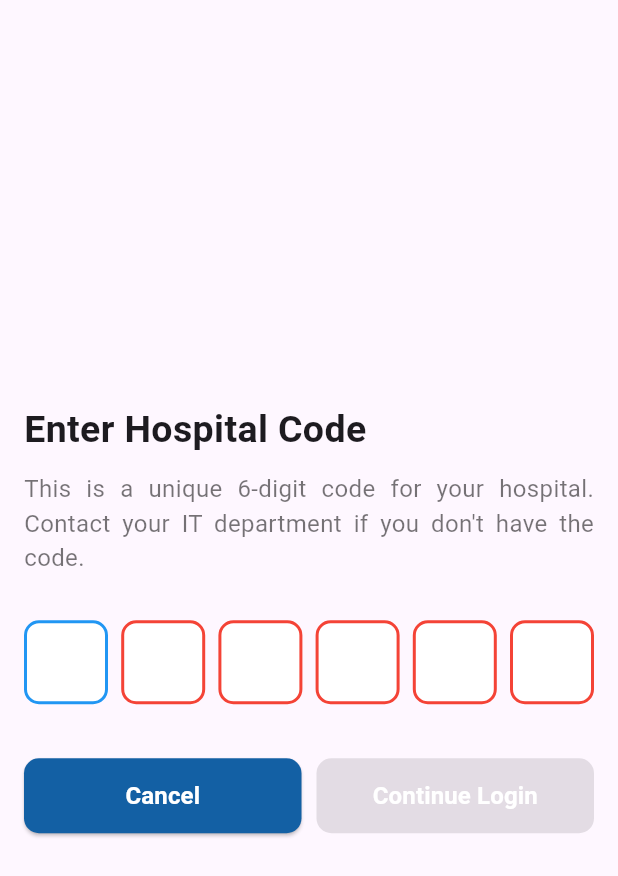
After one commit to dillishresthadev/DynamicEmrMobileApp, a Flutter app: the HospitalCodeScreen screen opened by its route, on a phone screen of 412 x 824 dp. The commit adds this screen. Shown: the top 876 px of the screen. Run offline on Flutter 3.47's test engine with Material 3 defaults, Android fonts, the phone set to English and light mode, and no system bars; drawn by our look-alikes of pin_code_fields; our stand-ins replace connectivity_plus, dio, equatable, flutter_bloc, get_it.

Commit message:
Added Auth Bloc,handle hospital base URL API call , added DI for blocs

```diff
--- a/lib/core/constants/api_constants.dart
+++ b/lib/core/constants/api_constants.dart
@@ -1,7 +1,6 @@
 class ApiConstants {
-  static const String baseUrl =
-      "https://developmentapiconnector.dynamicemr.net";
-  static const String hospitalBaseURL = "/api/CodeUrl/";
+  static const String hospitalCodeURL =
+      "https://developmentapiconnector.dynamicemr.net/api/CodeUrl/";
 
   // Account
   static const String getUserBranches = "/Account/GetUserBranches";
--- a/lib/features/auth/data/repositories/user_repositories_impl.dart
+++ b/lib/features/auth/data/repositories/user_repositories_impl.dart
@@ -10,6 +10,12 @@ class UserRepositoriesImpl extends UserRepository {
   final UserRemoteDataSource remoteDataSource;
 
   UserRepositoriesImpl({required this.remoteDataSource});
+  @override
+  Future<String> getHospitalBaseUrl({required String hospitalCode}) async {
+    final url = await remoteDataSource.getHospitalBaseURL(hospitalCode);
+    return url;
+  }
+
   @override
   Future<LoginResponseEntity> login({
     required String username,
--- a/lib/features/auth/domain/repositories/user_repository.dart
+++ b/lib/features/auth/domain/repositories/user_repository.dart
@@ -3,7 +3,11 @@ import 'package:dynamic_emr/features/auth/domain/entities/user_branch_entity.dar
 import 'package:dynamic_emr/features/auth/domain/entities/user_financial_year_entity.dart';
 
 abstract class UserRepository {
-  Future<LoginResponseEntity> login({ required String username,required String password});
+  Future<String> getHospitalBaseUrl({required String hospitalCode});
+  Future<LoginResponseEntity> login({
+    required String username,
+    required String password,
+  });
   Future<void> logout();
   Future<String?> refreshToken({required String refreshToken});
   Future<List<UserBranchEntity>> getUserBranches();
--- /dev/null
+++ b/lib/features/auth/domain/usecases/fetch_hospital_base_url_usecase.dart
@@ -0,0 +1,11 @@
+import 'package:dynamic_emr/features/auth/domain/repositories/user_repository.dart';
+
+class FetchHospitalBaseUrlUsecase {
+  final UserRepository repository;
+
+  FetchHospitalBaseUrlUsecase({required this.repository});
+
+  Future<String> call(String hospitalCode) {
+    return repository.getHospitalBaseUrl(hospitalCode: hospitalCode);
+  }
+}
--- /dev/null
+++ b/lib/features/auth/presentation/bloc/auth_bloc.dart
@@ -0,0 +1,55 @@
+import 'dart:async';
+import 'dart:developer';
+
+import 'package:dynamic_emr/features/auth/domain/entities/login_response_entity.dart';
+import 'package:dynamic_emr/features/auth/domain/entities/user_entity.dart';
+import 'package:dynamic_emr/features/auth/domain/usecases/fetch_hospital_base_url_usecase.dart';
+import 'package:dynamic_emr/features/auth/domain/usecases/login_usecase.dart';
+import 'package:equatable/equatable.dart';
+import 'package:flutter_bloc/flutter_bloc.dart';
+
+part 'auth_event.dart';
+part 'auth_state.dart';
+
+class AuthBloc extends Bloc<AuthEvent, AuthState> {
+  final LoginUsecase loginUsecase;
+  final FetchHospitalBaseUrlUsecase hospitalBaseUrlUsecase;
+  AuthBloc({required this.loginUsecase, required this.hospitalBaseUrlUsecase})
+    : super(AuthInitialState()) {
+    on<LoginEvent>(_onLogin);
+    on<GetHospitalBaseUrlEvent>(_onGetHospitalBaseUrl);
+  }
+
+  Future<void> _onLogin(LoginEvent event, Emitter<AuthState> emit) async {
+    emit(AuthLoadingState());
+    try {
+      final loginResponse = await loginUsecase.call(
+        UserEntity(username: event.username, password: event.password),
+      );
+      log('Login successful');
+      emit(AuthLoginSuccessState(loginResponse: loginResponse));
+    } catch (e) {
+      log('Login error: $e');
+
+      emit(AuthErrorState(errorMessage: "Login Failed : $e"));
+    }
+  }
+
+  FutureOr<void> _onGetHospitalBaseUrl(
+    GetHospitalBaseUrlEvent event,
+    Emitter<AuthState> emit,
+  ) async {
+    emit(AuthLoadingState());
+    try {
+      final hospitalBaseUrl = await hospitalBaseUrlUsecase.call(
+        event.hospitalCode,
+      );
+      log("Hospital Base URL $hospitalBaseUrl");
+      // save hospital base URL for future API calls
+      emit(HospitalBaseUrlSuccessState());
+    } catch (e) {
+      log('Login error: $e');
+      emit(AuthErrorState(errorMessage: "Login Failed : $e"));
+    }
+  }
+}
--- /dev/null
+++ b/lib/features/auth/presentation/bloc/auth_event.dart
@@ -0,0 +1,28 @@
+part of 'auth_bloc.dart';
+
+sealed class AuthEvent extends Equatable {
+  const AuthEvent();
+
+  @override
+  List<Object> get props => [];
+}
+
+class LoginEvent extends AuthEvent {
+  final String username;
+  final String password;
+
+  const LoginEvent(this.username, this.password);
+
+  @override
+  List<Object> get props => [username, password];
+}
+
+class GetHospitalBaseUrlEvent extends AuthEvent {
+  final String hospitalCode;
+
+  const GetHospitalBaseUrlEvent({required this.hospitalCode});
+  @override
+  List<Object> get props => [hospitalCode];
+}
+
+class LogoutEvent extends AuthEvent {}
--- /dev/null
+++ b/lib/features/auth/presentation/bloc/auth_state.dart
@@ -0,0 +1,31 @@
+part of 'auth_bloc.dart';
+
+sealed class AuthState extends Equatable {
+  const AuthState();
+
+  @override
+  List<Object> get props => [];
+}
+
+final class AuthInitialState extends AuthState {}
+
+final class AuthLoadingState extends AuthState {}
+
+final class AuthLoginSuccessState extends AuthState {
+  final LoginResponseEntity loginResponse;
+
+  const AuthLoginSuccessState({required this.loginResponse});
+  @override
+  List<Object> get props => [loginResponse];
+}
+final class HospitalBaseUrlSuccessState extends AuthState{
+
+}
+
+final class AuthErrorState extends AuthState {
+  final String errorMessage;
+
+  const AuthErrorState({required this.errorMessage});
+  @override
+  List<Object> get props => [errorMessage];
+}
--- /dev/null
+++ b/lib/features/auth/presentation/screens/hospital_code_screen.dart
@@ -0,0 +1,148 @@
+import 'package:dynamic_emr/core/constants/app_colors.dart';
+import 'package:dynamic_emr/core/routes/route_names.dart';
+import 'package:dynamic_emr/features/auth/presentation/bloc/auth_bloc.dart';
+import 'package:flutter/services.dart';
+import 'package:flutter/material.dart';
+import 'package:flutter_bloc/flutter_bloc.dart';
+import 'package:pin_code_fields/pin_code_fields.dart';
+
+class HospitalCodeScreen extends StatefulWidget {
+  const HospitalCodeScreen({super.key});
+  @override
+  State<HospitalCodeScreen> createState() => _HospitalCodeScreenState();
+}
+
+class _HospitalCodeScreenState extends State<HospitalCodeScreen> {
+  final TextEditingController _pinController = TextEditingController();
+  String enteredCode = '';
+
+  void _validateAndSubmit() async {
+    if (enteredCode.length == 6) {
+      context.read<AuthBloc>().add(
+        GetHospitalBaseUrlEvent(hospitalCode: enteredCode),
+      );
+      // Navigator.pushReplacementNamed(context, RouteNames.login);
+    }
+  }
+
+  void _clearOtpField() {
+    setState(() {
+      enteredCode = '';
+      _pinController.clear();
+    });
+  }
+
+  @override
+  Widget build(BuildContext context) {
+    return Scaffold(
+      // backgroundColor: cardBackgroundColor,
+      // appBar: AppBar(backgroundColor: primarySwatch[900], toolbarHeight: 0),
+      body: SafeArea(
+        child: Padding(
+          padding: const EdgeInsets.all(16.0),
+          child: Column(
+            crossAxisAlignment: CrossAxisAlignment.start,
+            mainAxisAlignment: MainAxisAlignment.center,
+            children: [
+              const Text(
+                "Enter Hospital Code",
+                style: TextStyle(fontSize: 25, fontWeight: FontWeight.bold),
+              ),
+              const SizedBox(height: 10),
+              const Text(
+                "This is a unique 6-digit code for your hospital. Contact your IT department if you don't have the code.",
+                style: TextStyle(fontSize: 16, color: Colors.black54),
+                textAlign: TextAlign.justify,
+              ),
+              const SizedBox(height: 30),
+              PinCodeTextField(
+                appContext: context,
+                length: 6,
+                controller: _pinController,
+                keyboardType: TextInputType.number,
+                inputFormatters: [FilteringTextInputFormatter.digitsOnly],
+                autoFocus: true,
+                // cursorColor: primarySwatch[900],
+                textStyle: const TextStyle(fontWeight: FontWeight.bold),
+                pinTheme: PinTheme(
+                  shape: PinCodeFieldShape.box,
+                  borderRadius: BorderRadius.circular(10),
+                  fieldHeight: 56,
+                  fieldWidth: 56,
+                  // activeColor: primarySwatch[900],
+                  // inactiveColor: lightColor,
+                  // selectedColor: primarySwatch[900],
+                  activeFillColor: Colors.white,
+                  inactiveFillColor: Colors.white,
+                  selectedFillColor: Colors.white,
+                ),
+                enableActiveFill: true,
+                onChanged: (value) {
+                  setState(() {
+                    enteredCode = value;
+                  });
+                },
+                onCompleted: (value) {
+                  _validateAndSubmit();
+                },
+                // onTap: _clearErrorMessage,
+              ),
+              const SizedBox(height: 20),
+              Row(
+                children: [
+                  Expanded(
+                    child: SizedBox(
+                      height: 50,
+                      child: ElevatedButton(
+                        style: ElevatedButton.styleFrom(
+                          backgroundColor: AppColors.primary,
+                          shape: RoundedRectangleBorder(
+                            borderRadius: BorderRadius.circular(10),
+                          ),
+                        ),
+                        onPressed: _clearOtpField,
+                        child: const Text(
+                          "Cancel",
+                          style: TextStyle(
+                            fontSize: 16,
+                            color: Colors.white,
+                            fontWeight: FontWeight.bold,
+                          ),
+                        ),
+                      ),
+                    ),
+                  ),
+                  const SizedBox(width: 10),
+                  Expanded(
+                    child: SizedBox(
+                      height: 50,
+                      child: ElevatedButton(
+                        style: ElevatedButton.styleFrom(
+                          backgroundColor: AppColors.primary,
+                          shape: RoundedRectangleBorder(
+                            borderRadius: BorderRadius.circular(10),
+                          ),
+                        ),
+                        onPressed: enteredCode.length == 6
+                            ? _validateAndSubmit
+                            : null,
+                        child: const Text(
+                          "Continue Login",
+                          style: TextStyle(
+                            fontSize: 16,
+                            color: Colors.white,
+                            fontWeight: FontWeight.bold,
+                          ),
+                        ),
+                      ),
+                    ),
+                  ),
+                ],
+              ),
+            ],
+          ),
+        ),
+      ),
+    );
+  }
+}
```
Also changed, not shown: lib/features/auth/data/datasource/user_remote_datasource.dart (+14 -0 lines), lib/injection.dart (+30 -0 lines), lib/main.dart (+19 -7 lines), 3 other files.
